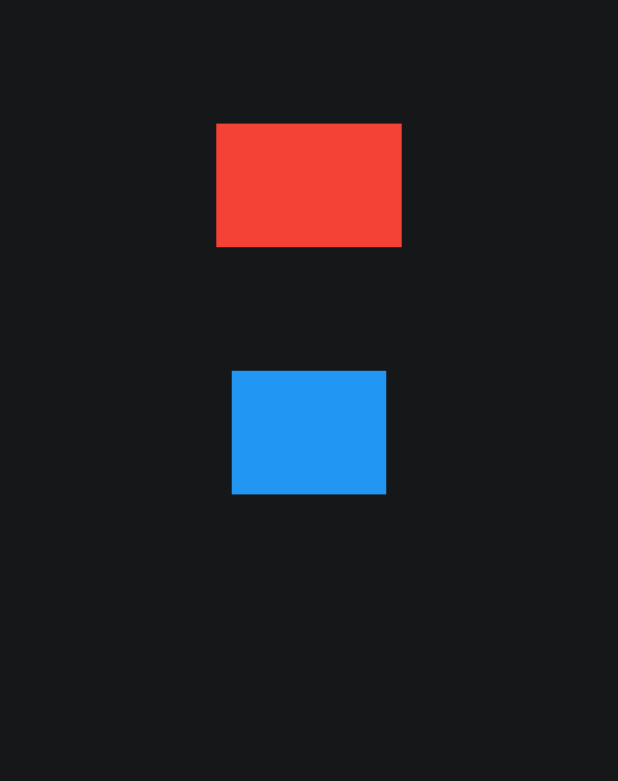
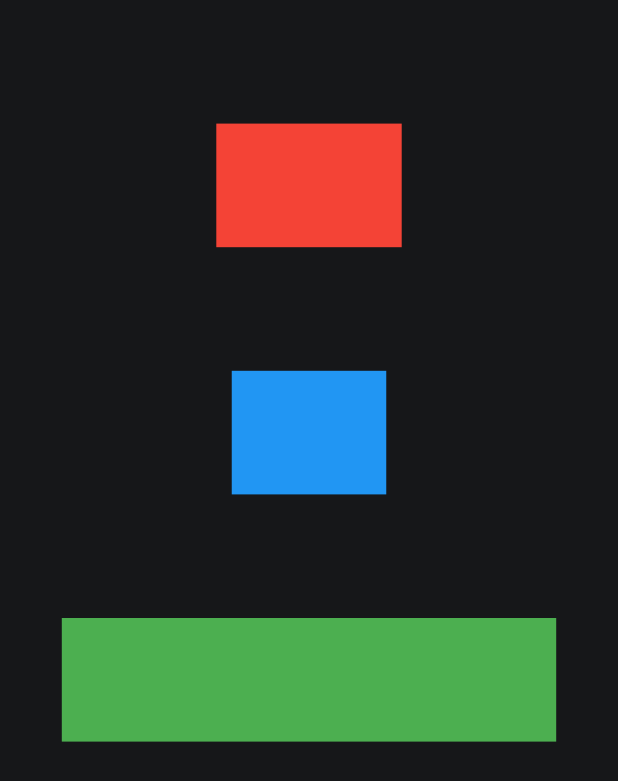
Before and after one commit to reiko-dev/particle_animations, a Flutter app: the screen it shows after launch, on a phone screen of 412 x 824 dp. Shown: the top 781 px of the screen. Run offline on Flutter 3.47's test engine with Material 2 defaults, Android fonts, the phone set to English and light mode, and no system bars; statements that could not run were skipped.

Commit message:
Rearrange the files

```diff
--- a/lib/demo.dart
+++ b/lib/demo.dart
@@ -1,7 +1,7 @@
 import 'package:flutter/material.dart';
 import 'package:flutter/scheduler.dart';
-import 'package:vignettes_animations/particle_field.dart';
-import 'package:vignettes_animations/particle_field_painter.dart';
+import 'package:vignettes_animations/particles/particle_field.dart';
+import 'package:vignettes_animations/particles/particle_field_painter.dart';
 import 'package:vignettes_animations/sprite_sheet.dart';
 
 class ParticleSwipeDemo extends StatefulWidget {
@@ -65,10 +65,18 @@ class ParticleSwipeDemoState extends State<ParticleSwipeDemo>
           child: const DemoItem(color: Colors.blue),
         ),
 
+        Positioned(
+          top: size.height * .5,
+          width: size.width * .8,
+          height: size.height * .1,
+          child: const DemoItem(color: Colors.green),
+        ),
+
         Positioned.fill(
           child: IgnorePointer(
             child: RepaintBoundary(
               child: CustomPaint(
+                willChange: true,
                 painter: ParticleFieldPainter(
                     field: particleField, spriteSheet: _spriteSheet),
               ),
--- a/lib/particle_field_painter.dart
+++ b/lib/particles/particle_field_painter.dart
@@ -31,7 +31,7 @@ class ParticleFieldPainter extends CustomPainter {
             translateX: o.x,
             translateY: o.y,
             rotation: 0,
-            scale: o.life,
+            scale: 1 * o.life,
             anchorX: 0,
             anchorY: 0),
       );
--- a/lib/sprite_sheet.dart
+++ b/lib/particles/sprite_sheet.dart
@@ -25,12 +25,11 @@ class SpriteSheet {
     stream.addListener(listener);
   }
 
+  // Given a frame index, return the rect that describes that frame in the image.
   Rect getFrame(int index) {
-    // Given a frame index, return the rect that describes that frame in the image.
-
     assert(
       image != null || index >= 0 || index < length,
-      'Error when getting the frame of the sprite.',
+      'Error when getting a sprite frame.',
     );
 
     int cols = (image!.width / frameWidth).floor();
--- a/pubspec.yaml
+++ b/pubspec.yaml
@@ -12,6 +12,7 @@ dependencies:
   flutter:
     sdk: flutter
 
+  get: ^4.1.4
 
 dev_dependencies:
   flutter_test:
```
Also changed, not shown: lib/particles/particle_field.dart (renamed from lib/particle_field.dart, +12 -10 lines), lib/particles/particle.dart (renamed from lib/particle.dart), pubspec.lock.
